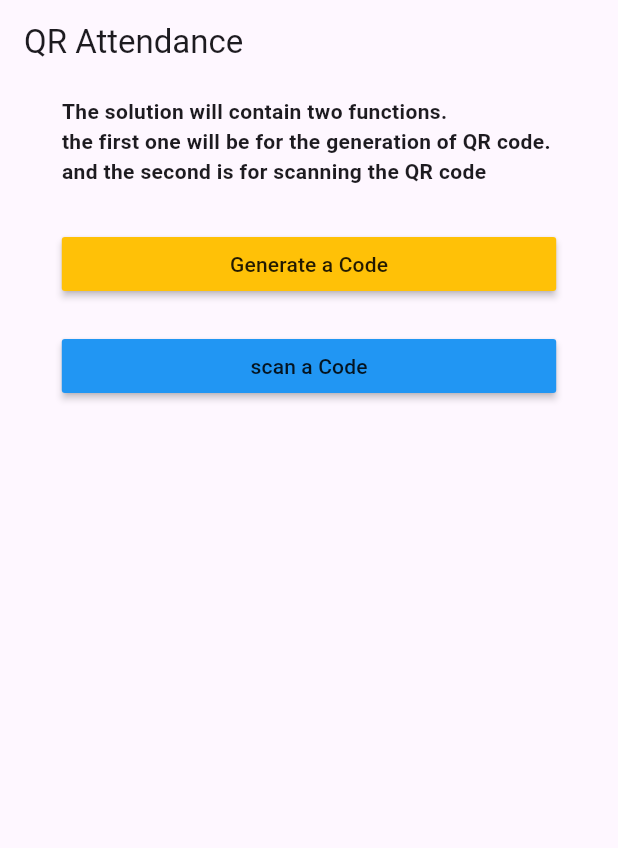
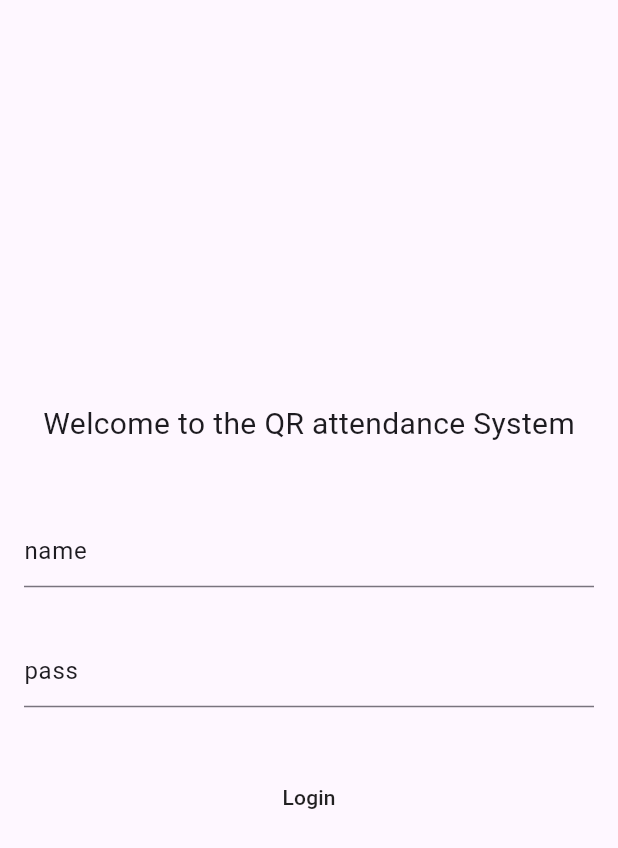
Before and after one commit to TheCoderGit/the_coder, a Flutter app: the screen it shows after launch, on a phone screen of 412 x 824 dp. Shown: the top 848 px of the screen. Run offline on Flutter 3.47's test engine with Material 3 defaults, Android fonts, the phone set to English and light mode, and no system bars; our stand-ins replace flutter_bloc, qr_flutter; missing offline and left inert: qr_code_scanner.

Commit message:
create qr main page

```diff
--- /dev/null
+++ b/devtools_options.yaml
@@ -0,0 +1,3 @@
+description: This file stores settings for Dart & Flutter DevTools.
+documentation: https://docs.flutter.dev/tools/devtools/extensions#configure-extension-enablement-states
+extensions:
--- a/lib/calculator/calc_page.dart
+++ b/lib/calculator/calc_page.dart
@@ -1,8 +1,8 @@
 import 'package:flutter/material.dart';
 import 'package:flutter_bloc/flutter_bloc.dart';
-import 'package:the_coder/calculator/calculator_bloc/calc_bloc.dart';
-import 'package:the_coder/calculator/calculator_bloc/calc_event.dart';
-import 'package:the_coder/calculator/calculator_bloc/calc_state.dart';
+import 'package:The_Coder_Test_Lab/calculator/calculator_bloc/calc_bloc.dart';
+import 'package:The_Coder_Test_Lab/calculator/calculator_bloc/calc_event.dart';
+import 'package:The_Coder_Test_Lab/calculator/calculator_bloc/calc_state.dart';
 
 class HomeScreen extends StatelessWidget {
   final TextEditingController _controller = TextEditingController();
--- a/lib/calculator/calculator_bloc/calc_bloc.dart
+++ b/lib/calculator/calculator_bloc/calc_bloc.dart
@@ -1,6 +1,6 @@
 import 'package:flutter_bloc/flutter_bloc.dart';
-import 'package:the_coder/calculator/calculator_bloc/calc_event.dart';
-import 'package:the_coder/calculator/calculator_bloc/calc_state.dart';
+import 'package:The_Coder_Test_Lab/calculator/calculator_bloc/calc_event.dart';
+import 'package:The_Coder_Test_Lab/calculator/calculator_bloc/calc_state.dart';
 
 class CounterBloc extends Bloc<CounterEvent, CounterState> {
   int _firstNumber = 0;
--- a/lib/counter/counter_bloc/counter_bloc.dart
+++ b/lib/counter/counter_bloc/counter_bloc.dart
@@ -1,6 +1,6 @@
 import 'package:flutter_bloc/flutter_bloc.dart';
-import 'package:the_coder/counter/counter_bloc/counter_event.dart';
-import 'package:the_coder/counter/counter_bloc/counter_state.dart';
+import 'package:The_Coder_Test_Lab/counter/counter_bloc/counter_event.dart';
+import 'package:The_Coder_Test_Lab/counter/counter_bloc/counter_state.dart';
 
 
 class CounterBloc extends Bloc<CounterEvent, CounterState> {
--- a/lib/counter/counter_page.dart
+++ b/lib/counter/counter_page.dart
@@ -1,8 +1,8 @@
 import 'package:flutter/material.dart';
 import 'package:flutter_bloc/flutter_bloc.dart';
-import 'package:the_coder/counter/counter_bloc/counter_bloc.dart';
-import 'package:the_coder/counter/counter_bloc/counter_event.dart';
-import 'package:the_coder/counter/counter_bloc/counter_state.dart';
+import 'package:The_Coder_Test_Lab/counter/counter_bloc/counter_bloc.dart';
+import 'package:The_Coder_Test_Lab/counter/counter_bloc/counter_event.dart';
+import 'package:The_Coder_Test_Lab/counter/counter_bloc/counter_state.dart';
 
 
 class CounterPage extends StatelessWidget {
--- a/lib/main.dart
+++ b/lib/main.dart
@@ -1,7 +1,7 @@
+import 'package:The_Coder_Test_Lab/qr/qr_login/pages/qr_login_screen.dart';
 import 'package:flutter/material.dart';
 import 'package:flutter_bloc/flutter_bloc.dart';
-import 'package:the_coder/calculator/calculator_bloc/calc_bloc.dart';
-import 'package:the_coder/qr/qr_landing_page.dart';
+import 'package:The_Coder_Test_Lab/calculator/calculator_bloc/calc_bloc.dart';
 
 void main() {
   runApp(const MyApp());
@@ -15,8 +15,9 @@ class MyApp extends StatelessWidget {
     return MaterialApp(
       home: BlocProvider(
         create: (_) => CounterBloc(),
-        child: const QRLandingPage(),
+        child: const QrLoginScreen(),
       ),
+      title: "The Coder Test lab",
     );
   }
 }
--- a/lib/qr/qr_landing_page.dart
+++ b/lib/qr/qr_landing_page.dart
@@ -1,6 +1,6 @@
 import 'package:flutter/material.dart';
-import 'package:the_coder/qr/qr_generator_page.dart';
-import 'package:the_coder/qr/qr_reader_page.dart';
+import 'package:The_Coder_Test_Lab/qr/qr_generator_page.dart';
+import 'package:The_Coder_Test_Lab/qr/qr_reader_page.dart';
 
 class QRLandingPage extends StatefulWidget {
   const QRLandingPage({super.key});
--- /dev/null
+++ b/lib/qr/qr_login/pages/qr_login_screen.dart
@@ -0,0 +1,85 @@
+import 'package:The_Coder_Test_Lab/qr/qr_attendance_dashboard.dart/pages/qr_dashboard_main_page.dart';
+import 'package:flutter/material.dart';
+
+class QrLoginScreen extends StatefulWidget {
+  const QrLoginScreen({super.key});
+
+  @override
+  State<QrLoginScreen> createState() => _QrLoginScreenState();
+}
+
+class _QrLoginScreenState extends State<QrLoginScreen> {
+  TextEditingController nameController = TextEditingController(text: "name");
+  TextEditingController passController = TextEditingController(text: "pass");
+
+  @override
+  Widget build(BuildContext context) {
+    return Scaffold(
+      body: Column(
+        mainAxisAlignment: MainAxisAlignment.center,
+        crossAxisAlignment: CrossAxisAlignment.center,
+        mainAxisSize: MainAxisSize.max,
+        children: [
+          Container(
+            alignment: Alignment.center,
+            child: const Text(
+              "Welcome to the QR attendance System",
+              style: TextStyle(
+                fontSize: 20,
+              ),
+            ),
+          ),
+          const SizedBox(
+            height: 30,
+          ),
+          Padding(
+            padding: const EdgeInsets.all(16),
+            child: TextField(
+              controller: nameController,
+            ),
+          ),
+          Padding(
+            padding: const EdgeInsets.all(16),
+            child: TextField(
+              controller: passController,
+            ),
+          ),
+          const SizedBox(
+            height: 20,
+          ),
+          MaterialButton(
+            onPressed: () {
+              if (loginIsValid()) {
+                Navigator.pushReplacement(
+                    context,
+                    MaterialPageRoute(
+                        builder: (context) => const QRDashboardLandingPage()));
+              } else {
+                showDialog(
+                    context: context,
+                    builder: (_) {
+                      return AlertDialog(
+                        actions: [
+                          ElevatedButton(
+                              onPressed: () {
+                                Navigator.pop(context);
+                              },
+                              child: const Text("OK"))
+                        ],
+                        content: const Text("Invalid name or Password"),
+                        title: const Text("Error"),
+                      );
+                    });
+              }
+            },
+            child: const Text("Login"),
+          )
+        ],
+      ),
+    );
+  }
+
+  bool loginIsValid() {
+    return nameController.text == "name" && passController.text == "pass";
+  }
+}
--- a/pubspec.yaml
+++ b/pubspec.yaml
@@ -1,4 +1,4 @@
-name: the_coder
+name: The_Coder_Test_Lab
 description: "A new Flutter project."
 publish_to: 'none'
 version: 0.1.0
```
Also changed, not shown: lib/qr/qr_attendance_dashboard.dart/pages/error_screen/qr_dashboard_main_error_screen.dart (added, +16 -0 lines), lib/qr/qr_attendance_dashboard.dart/pages/qr_dashboard_main_page.dart (added, +25 -0 lines), lib/qr/qr_attendance_dashboard.dart/pages/small_screen/qr_dashboard_main_small.dart (added, +176 -0 lines), 1 other file.
